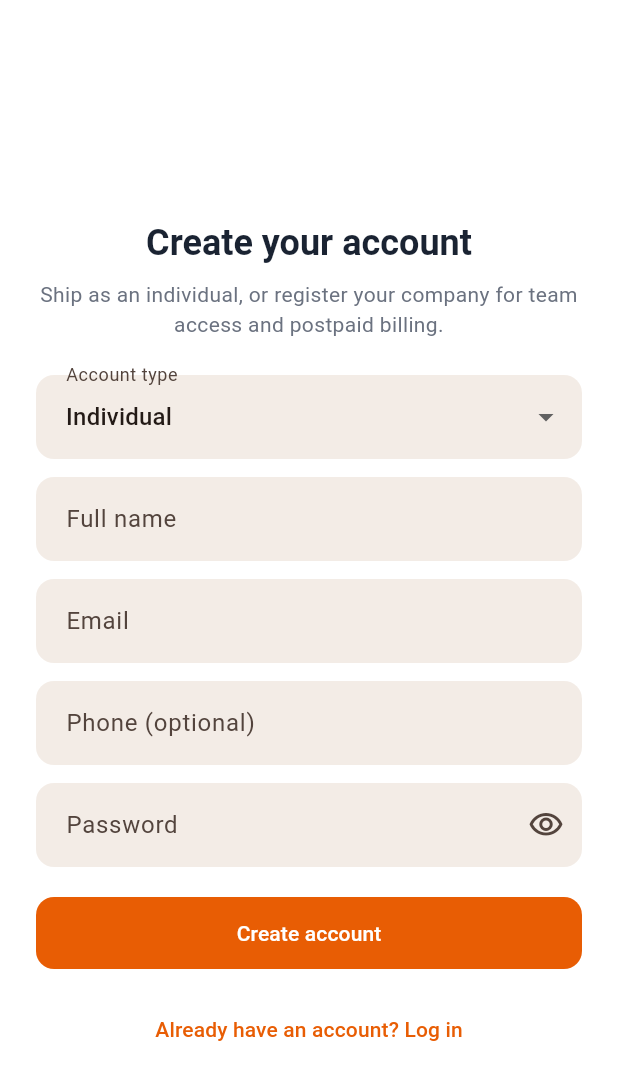
After one commit to devslabio/tumanow, a Flutter app: the RegisterScreen screen opened by its route, on a phone screen of 412 x 824 dp. The commit adds this screen. Shown: the top 1080 px of the screen. Run offline on Flutter 3.47's test engine with Material 3 defaults, Android fonts, the phone set to English and light mode, and no system bars; our stand-ins replace dio, flutter_riverpod, go_router, shared_preferences; accounts and stored records are empty.

Commit message:
feat(mobile): add sign-up screen for individual and business accounts

```diff
--- a/apps/mobile/lib/core/router/app_router.dart
+++ b/apps/mobile/lib/core/router/app_router.dart
@@ -2,6 +2,7 @@ import 'package:flutter_riverpod/flutter_riverpod.dart';
 import 'package:go_router/go_router.dart';
 
 import '../../features/auth/login_screen.dart';
+import '../../features/auth/register_screen.dart';
 import '../../features/auth/session.dart';
 import '../../features/home/home_screen.dart';
 import '../../features/jobs/history_screen.dart';
@@ -37,11 +38,11 @@ final goRouterProvider = Provider<GoRouter>((ref) {
       final loggedIn = session != null;
 
       if (path == '/splash') return null;
-      if (!loggedIn && path != '/login') return '/login';
+      if (!loggedIn && path != '/login' && path != '/register') return '/login';
       if (!loggedIn) return null;
 
       final home = session.homePath;
-      if (path == '/login') return home;
+      if (path == '/login' || path == '/register') return home;
 
       if (session.isRider && _isCustomerPath(path)) return '/jobs';
       if (session.isCustomerRole && _isRiderPath(path)) return '/home';
@@ -50,6 +51,7 @@ final goRouterProvider = Provider<GoRouter>((ref) {
     routes: [
       GoRoute(path: '/splash', builder: (context, state) => const SplashScreen()),
       GoRoute(path: '/login', builder: (context, state) => const LoginScreen()),
+      GoRoute(path: '/register', builder: (context, state) => const RegisterScreen()),
       ShellRoute(
         builder: (context, state, child) => AppShell(child: child),
         routes: [
--- a/apps/mobile/lib/features/auth/login_screen.dart
+++ b/apps/mobile/lib/features/auth/login_screen.dart
@@ -118,7 +118,12 @@ class _LoginScreenState extends ConsumerState<LoginScreen> {
                   onPressed: _loading ? null : _submit,
                   child: Text(_loading ? 'Signing in…' : 'Sign in'),
                 ),
-                const SizedBox(height: 16),
+                const SizedBox(height: 8),
+                TextButton(
+                  onPressed: _loading ? null : () => context.go('/register'),
+                  child: const Text('New here? Create an account'),
+                ),
+                const SizedBox(height: 8),
                 Text(
                   'Demo\ncustomer / demo1234\nrider / demo1234',
                   textAlign: TextAlign.center,
--- /dev/null
+++ b/apps/mobile/lib/features/auth/register_screen.dart
@@ -0,0 +1,170 @@
+import 'package:flutter/material.dart';
+import 'package:flutter_riverpod/flutter_riverpod.dart';
+import 'package:go_router/go_router.dart';
+
+import '../../core/network/api_error.dart';
+import '../../core/theme/app_colors.dart';
+import 'session.dart';
+
+class RegisterScreen extends ConsumerStatefulWidget {
+  const RegisterScreen({super.key});
+  @override
+  ConsumerState<RegisterScreen> createState() => _RegisterScreenState();
+}
+
+class _RegisterScreenState extends ConsumerState<RegisterScreen> {
+  final _fullName = TextEditingController();
+  final _email = TextEditingController();
+  final _phone = TextEditingController();
+  final _password = TextEditingController();
+  final _companyName = TextEditingController();
+  String _accountType = 'INDIVIDUAL';
+  bool _loading = false;
+  bool _obscure = true;
+
+  @override
+  void dispose() {
+    _fullName.dispose();
+    _email.dispose();
+    _phone.dispose();
+    _password.dispose();
+    _companyName.dispose();
+    super.dispose();
+  }
+
+  Future<void> _submit() async {
+    if (_accountType == 'BUSINESS' && _companyName.text.trim().isEmpty) {
+      ScaffoldMessenger.of(context).showSnackBar(
+        const SnackBar(content: Text('Enter your company name')),
+      );
+      return;
+    }
+    setState(() => _loading = true);
+    try {
+      final data = await ref.read(authApiProvider).register(
+            email: _email.text.trim(),
+            password: _password.text,
+            fullName: _fullName.text.trim(),
+            phone: _phone.text.trim(),
+            accountType: _accountType,
+            companyName: _companyName.text.trim(),
+          );
+      await ref.read(sessionProvider.notifier).applyAuthResponse(data);
+      if (!mounted) return;
+      final home = ref.read(sessionProvider)?.homePath ?? '/home';
+      context.go(home);
+    } catch (e) {
+      if (!mounted) return;
+      ScaffoldMessenger.of(context).showSnackBar(
+        SnackBar(content: Text(apiErrorMessage(e))),
+      );
+    } finally {
+      if (mounted) setState(() => _loading = false);
+    }
+  }
+
+  @override
+  Widget build(BuildContext context) {
+    return Scaffold(
+      backgroundColor: Colors.white,
+      appBar: AppBar(
+        backgroundColor: Colors.white,
+        elevation: 0,
+        foregroundColor: AppColors.navy,
+      ),
+      body: SafeArea(
+        child: Center(
+          child: SingleChildScrollView(
+            padding: const EdgeInsets.fromLTRB(24, 0, 24, 24),
+            child: Column(
+              crossAxisAlignment: CrossAxisAlignment.stretch,
+              children: [
+                Text(
+                  'Create your account',
+                  textAlign: TextAlign.center,
+                  style: Theme.of(context).textTheme.headlineSmall?.copyWith(
+                        fontWeight: FontWeight.w700,
+                        color: AppColors.navy,
+                      ),
+                ),
+                const SizedBox(height: 8),
+                const Text(
+                  'Ship as an individual, or register your company for team access and postpaid billing.',
+                  textAlign: TextAlign.center,
+                  style: TextStyle(color: AppColors.muted),
+                ),
+                const SizedBox(height: 24),
+                DropdownButtonFormField<String>(
+                  initialValue: _accountType,
+                  decoration: const InputDecoration(labelText: 'Account type'),
+                  items: const [
+                    DropdownMenuItem(value: 'INDIVIDUAL', child: Text('Individual')),
+                    DropdownMenuItem(value: 'BUSINESS', child: Text('Business')),
+                  ],
+                  onChanged: (v) => setState(() => _accountType = v ?? 'INDIVIDUAL'),
+                ),
+                if (_accountType == 'BUSINESS') ...[
+                  const SizedBox(height: 12),
+                  TextField(
+                    controller: _companyName,
+                    decoration: const InputDecoration(
+                      labelText: 'Company name',
+                      hintText: 'Acme Logistics Ltd',
+                    ),
+                  ),
+                ],
+                const SizedBox(height: 12),
+                TextField(
+                  controller: _fullName,
+                  decoration: const InputDecoration(labelText: 'Full name'),
+                ),
+                const SizedBox(height: 12),
+                TextField(
+                  controller: _email,
+                  keyboardType: TextInputType.emailAddress,
+                  decoration: const InputDecoration(labelText: 'Email'),
+                ),
+                const SizedBox(height: 12),
+                TextField(
+                  controller: _phone,
+                  keyboardType: TextInputType.phone,
+                  decoration: const InputDecoration(
+                    labelText: 'Phone (optional)',
+                    hintText: '+250788123456',
+                  ),
+                ),
+                const SizedBox(height: 12),
+                TextField(
+                  controller: _password,
+                  obscureText: _obscure,
+                  decoration: InputDecoration(
+                    labelText: 'Password',
+                    hintText: 'At least 8 characters',
+                    suffixIcon: IconButton(
+                      onPressed: () => setState(() => _obscure = !_obscure),
+                      icon: Icon(
+                        _obscure
+                            ? Icons.visibility_outlined
+                            : Icons.visibility_off_outlined,
+                      ),
+                    ),
+                  ),
+                ),
+                const SizedBox(height: 20),
+                FilledButton(
+                  onPressed: _loading ? null : _submit,
+                  child: Text(_loading ? 'Creating account…' : 'Create account'),
+                ),
+                const SizedBox(height: 16),
+                TextButton(
+                  onPressed: _loading ? null : () => context.go('/login'),
+                  child: const Text('Already have an account? Log in'),
+                ),
+              ],
+            ),
+          ),
+        ),
+      ),
+    );
+  }
+}
--- a/apps/mobile/lib/features/auth/session.dart
+++ b/apps/mobile/lib/features/auth/session.dart
@@ -49,6 +49,8 @@ class TnSession {
     this.driverId,
     this.operatorId,
     this.roleKey,
+    this.customerRole,
+    this.customerType,
   });
 
   final String accessToken;
@@ -58,6 +60,13 @@ class TnSession {
   final String? driverId;
   final String? operatorId;
   final String? roleKey;
+  /// 'OWNER' or 'MEMBER' — who runs the company account, if this is one.
+  final String? customerRole;
+  /// 'INDIVIDUAL' or 'BUSINESS'.
+  final String? customerType;
+
+  bool get isBusinessOwner =>
+      customerType == 'BUSINESS' && customerRole == 'OWNER';
 
   bool get isRider =>
       (driverId != null && driverId!.isNotEmpty) || roleKey == 'DRIVER';
@@ -104,6 +113,8 @@ class SessionNotifier extends StateNotifier<TnSession?> {
         driverId: meta['driverId'] as String?,
         operatorId: meta['operatorId'] as String?,
         roleKey: meta['roleKey'] as String?,
+        customerRole: meta['customerRole'] as String?,
+        customerType: meta['customerType'] as String?,
       );
     } catch (_) {}
   }
@@ -123,6 +134,8 @@ class SessionNotifier extends StateNotifier<TnSession?> {
       driverId: data['driverId'] as String?,
       operatorId: data['operatorId'] as String?,
       roleKey: data['roleKey'] as String?,
+      customerRole: data['customerRole'] as String?,
+      customerType: data['customerType'] as String?,
     );
 
     if (!session.isRider && !session.isCustomerRole) {
@@ -141,6 +154,8 @@ class SessionNotifier extends StateNotifier<TnSession?> {
         'driverId': session.driverId,
         'operatorId': session.operatorId,
         'roleKey': session.roleKey,
+        'customerRole': session.customerRole,
+        'customerType': session.customerType,
       }),
     );
     state = session;
@@ -175,4 +190,31 @@ class AuthApi {
       throw Exception(apiErrorMessage(e));
     }
   }
+
+  Future<Map<String, dynamic>> register({
+    required String email,
+    required String password,
+    required String fullName,
+    String? phone,
+    String accountType = 'INDIVIDUAL',
+    String? companyName,
+  }) async {
+    try {
+      final res = await _dio.post(
+        '/auth/register',
+        data: {
+          'email': email,
+          'password': password,
+          'fullName': fullName,
+          if (phone != null && phone.isNotEmpty) 'phone': phone,
+          'accountType': accountType,
+          if (accountType == 'BUSINESS' && companyName != null)
+            'companyName': companyName,
+        },
+      );
+      return Map<String, dynamic>.from(res.data as Map);
+    } catch (e) {
+      throw Exception(apiErrorMessage(e));
+    }
+  }
 }
```
